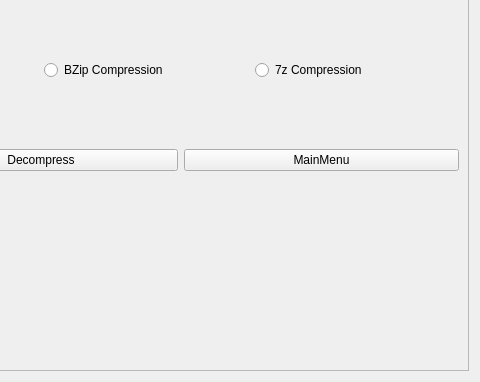
Qt form MCA_Project/PrjFiles/FileCompress.ui (Mist54/MCAProject) before a commit; both pictures show x 398 to 878 and y 98 to 480 of the 878 by 480 pixel window.
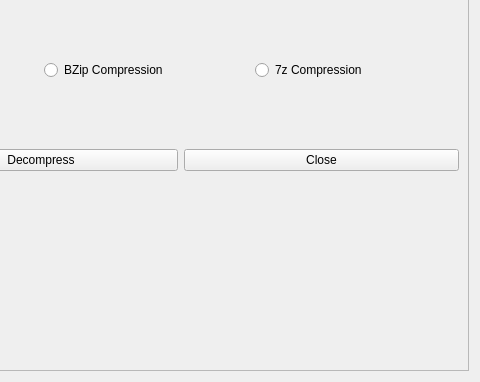
The same form after that commit.

The edit to the form file:
```diff
--- a/MCA_Project/PrjFiles/FileCompress.ui
+++ b/MCA_Project/PrjFiles/FileCompress.ui
@@ -165,7 +165,7 @@
         <item>
          <widget class="QPushButton" name="BtnMainMenu">
           <property name="text">
-           <string>MainMenu</string>
+           <string>Close</string>
           </property>
          </widget>
         </item>
```
